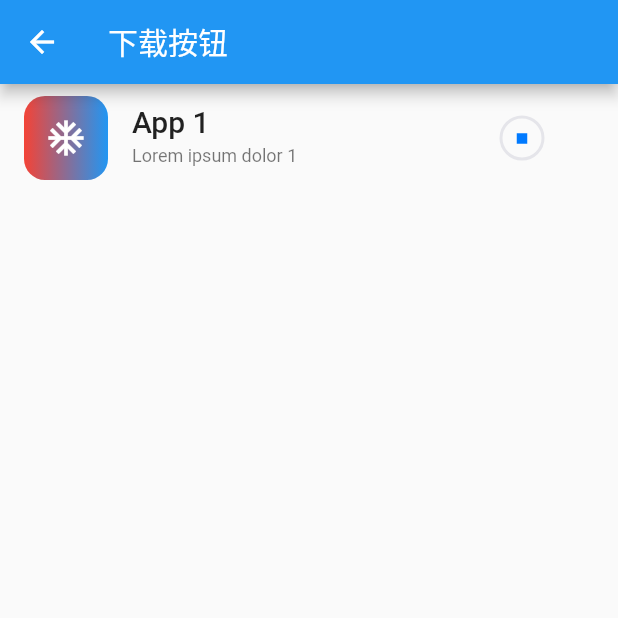
After one commit to QingYuanO/flutter-stu, a Flutter app: the DownloadButtonDemo screen opened directly, after a tap on "GET", on a phone screen of 412 x 824 dp, the top half of it. The commit adds this screen. Run offline on Flutter 3.47's test engine with Material 2 defaults, Android fonts, the phone set to English and light mode, and no system bars.

Commit message:
down-button

```diff
--- a/lib/main.dart
+++ b/lib/main.dart
@@ -1,6 +1,7 @@
 import 'package:flutter/material.dart';
 import 'package:flutter_application_1/components/introduce_list.dart';
 import 'package:flutter_application_1/pages/animations/index.dart';
+import 'package:flutter_application_1/pages/effects/index.dart';
 import 'package:flutter_application_1/pages/functional_components/Inherited.dart';
 import 'package:flutter_application_1/pages/layout_components/index.dart';
 import 'package:flutter_application_1/pages/page_list/index.dart';
@@ -72,6 +73,11 @@ class _MyHomePageState extends State<MyHomePage> {
       'subTitle': '动画效果',
       'router': AnimationComponentsPage(),
     },
+    {
+      'title': 'Effects',
+      'subTitle': '异步操作等副作用',
+      'router': EffectsPage(),
+    },
   ];
 
   @override
--- a/lib/pages/animations/index.dart
+++ b/lib/pages/animations/index.dart
@@ -2,6 +2,7 @@ import 'package:flutter/material.dart';
 import 'package:flutter_application_1/components/introduce_list.dart';
 import 'package:flutter_application_1/pages/animations/container_animations.dart';
 import 'package:flutter_application_1/pages/animations/fadein_fadeout_box.dart';
+import 'package:flutter_application_1/pages/animations/page_switch_aniamtion.dart';
 import 'package:flutter_application_1/pages/animations/physics_card_drag.dart';
 
 class AnimationComponentsPage extends StatelessWidget {
@@ -19,6 +20,10 @@ class AnimationComponentsPage extends StatelessWidget {
       'title': 'Widget 的物理模拟动画效果',
       'router': PhysicsCardDragPage(),
     },
+    {
+      'title': '为页面切换加入动画效果',
+      'router': PageA(),
+    },
   ];
   @override
   Widget build(BuildContext context) {
--- /dev/null
+++ b/lib/pages/animations/page_switch_aniamtion.dart
@@ -0,0 +1,54 @@
+import 'package:flutter/material.dart';
+
+class PageA extends StatelessWidget {
+  const PageA({Key key}) : super(key: key);
+
+  @override
+  Widget build(BuildContext context) {
+    return Scaffold(
+      appBar: AppBar(
+        title: Text("page A"),
+      ),
+      body: Center(
+        child: ElevatedButton(
+          child: Text("GO"),
+          onPressed: () {
+            Navigator.of(context).push(_createRoute());
+          },
+        ),
+      ),
+    );
+  }
+}
+
+Route _createRoute() {
+  return PageRouteBuilder(
+      pageBuilder: (context, animation, secondaryAnimation) => PageB(),
+      transitionsBuilder: (context, animation, secondaryAnimation, child) {
+        var begin = Offset(0, 1.0);
+        var end = Offset.zero;
+        var curve = Curves.ease;
+        var tween =
+            Tween(begin: begin, end: end).chain(CurveTween(curve: curve));
+        return SlideTransition(
+          position: animation.drive(tween),
+          child: child,
+        );
+      });
+}
+
+class PageB extends StatelessWidget {
+  const PageB({Key key}) : super(key: key);
+
+  @override
+  Widget build(BuildContext context) {
+    return Scaffold(
+      appBar: AppBar(
+        title: Text("page B"),
+      ),
+      body: Center(
+        child: Text('page B'),
+      ),
+    );
+  }
+}
--- /dev/null
+++ b/lib/pages/effects/download_button.dart
@@ -0,0 +1,355 @@
+import 'package:flutter/cupertino.dart';
+import 'package:flutter/material.dart';
+
+class DownloadButtonDemo extends StatefulWidget {
+  DownloadButtonDemo({Key key}) : super(key: key);
+
+  @override
+  _DownloadButtonDemoState createState() => _DownloadButtonDemoState();
+}
+
+class _DownloadButtonDemoState extends State<DownloadButtonDemo> {
+  DownloadController downloadController;
+
+  void _openDownload() {
+    ScaffoldMessenger.of(context).showSnackBar(
+      SnackBar(
+        content: Text('Open App 1'),
+      ),
+    );
+  }
+
+  @override
+  void initState() {
+    downloadController =
+        SimulatedDownloadController(onOpenDownload: _openDownload);
+    super.initState();
+  }
+
+  @override
+  Widget build(BuildContext context) {
+    final theme = Theme.of(context);
+    return Scaffold(
+      appBar: AppBar(
+        title: Text("下载按钮"),
+      ),
+      body: ListTile(
+        leading: const DemoAppIcon(),
+        title: Text(
+          'App 1',
+          overflow: TextOverflow.ellipsis,
+          style: theme.textTheme.headline6,
+        ),
+        subtitle: Text(
+          'Lorem ipsum dolor 1',
+          overflow: TextOverflow.ellipsis,
+          style: theme.textTheme.caption,
+        ),
+        trailing: SizedBox(
+          width: 96.0,
+          child: AnimatedBuilder(
+            animation: downloadController,
+            builder: (context, child) {
+              return DownloadButton(
+                status: downloadController.downloadStatus,
+                progress: downloadController.progress,
+                onDownload: downloadController.startDownload,
+                onCancel: downloadController.stopDownload,
+                onOpen: downloadController.openDownload,
+              );
+            },
+          ),
+        ),
+      ),
+    );
+  }
+}
+
+abstract class DownloadController implements ChangeNotifier {
+  DownloadStatus get downloadStatus;
+  double get progress;
+
+  void startDownload();
+  void stopDownload();
+  void openDownload();
+}
+
+//类似一个model类，管理了DownButton的所有状态，如果状态改变，调用notifyListeners通知ui更新
+class SimulatedDownloadController extends DownloadController
+    with ChangeNotifier {
+  SimulatedDownloadController({
+    DownloadStatus downloadStatus = DownloadStatus.notDownloaded,
+    double progress = 0.0,
+    @required VoidCallback onOpenDownload,
+  })  : _downloadStatus = downloadStatus,
+        _progress = progress,
+        _onOpenDownload = onOpenDownload;
+
+  DownloadStatus _downloadStatus;
+  @override
+  DownloadStatus get downloadStatus => _downloadStatus;
+
+  double _progress;
+  @override
+  double get progress => _progress;
+
+  final VoidCallback _onOpenDownload;
+
+  bool _isDownloading = false;
+
+  @override
+  void startDownload() {
+    if (downloadStatus == DownloadStatus.notDownloaded) {
+      _doSimulatedDownload();
+    }
+  }
+
+  @override
+  void stopDownload() {
+    if (_isDownloading) {
+      _isDownloading = false;
+      _downloadStatus = DownloadStatus.notDownloaded;
+      _progress = 0.0;
+      notifyListeners();
+    }
+  }
+
+  @override
+  void openDownload() {
+    if (downloadStatus == DownloadStatus.downloaded) {
+      _onOpenDownload();
+    }
+  }
+
+  Future<void> _doSimulatedDownload() async {
+    _isDownloading = true;
+    _downloadStatus = DownloadStatus.fetchingDownload;
+    notifyListeners();
+
+    // Wait a second to simulate fetch time.
+    await Future<void>.delayed(const Duration(seconds: 1));
+
+    // If the user chose to cancel the download, stop the simulation.
+    if (!_isDownloading) {
+      return;
+    }
+
+    // Shift to the downloading phase.
+    _downloadStatus = DownloadStatus.downloading;
+    notifyListeners();
+
+    const downloadProgressStops = [0.0, 0.15, 0.45, 0.80, 1.0];
+    for (final stop in downloadProgressStops) {
+      // Wait a second to simulate varying download speeds.
+      await Future<void>.delayed(const Duration(seconds: 1));
+
+      // If the user chose to cancel the download, stop the simulation.
+      if (!_isDownloading) {
+        return;
+      }
+
+      // Update the download progress.
+      _progress = stop;
+      notifyListeners();
+    }
+
+    // Wait a second to simulate a final delay.
+    await Future<void>.delayed(const Duration(seconds: 1));
+
+    // If the user chose to cancel the download, stop the simulation.
+    if (!_isDownloading) {
+      return;
+    }
+
+    // Shift to the downloaded state, completing the simulation.
+    _downloadStatus = DownloadStatus.downloaded;
+    _isDownloading = false;
+    notifyListeners();
+  }
+}
+
+@immutable
+class DemoAppIcon extends StatelessWidget {
+  const DemoAppIcon({Key key}) : super(key: key);
+
+  @override
+  Widget build(BuildContext context) {
+    /*AspectRatio作用于父控件，根据aspectRatio计算父控件的宽或者高，AspectRatio的子控件将填充满父控件，子控件的宽高无效。
+    强制子部件的宽度和高度具有给定的宽高比,可以父容器给定一个宽或者高，来换算另一个值*/
+    return const AspectRatio(
+      aspectRatio: 1.0,
+      child: FittedBox(
+        child: SizedBox(
+          width: 80.0,
+          height: 80.0,
+          child: DecoratedBox(
+            decoration: BoxDecoration(
+              gradient: LinearGradient(
+                colors: [Colors.red, Colors.blue],
+              ),
+              borderRadius: BorderRadius.all(Radius.circular(20.0)),
+            ),
+            child: Center(
+              child: Icon(
+                Icons.ac_unit,
+                color: Colors.white,
+                size: 40.0,
+              ),
+            ),
+          ),
+        ),
+      ),
+    );
+  }
+}
+
+enum DownloadStatus {
+  notDownloaded,
+  fetchingDownload,
+  downloading,
+  downloaded,
+}
+
+@immutable
+class DownloadButton extends StatefulWidget {
+  DownloadButton({
+    Key key,
+    this.transitionDuration = const Duration(microseconds: 500),
+    this.progress = 0.0,
+    @required this.status,
+    @required this.onDownload,
+    @required this.onCancel,
+    @required this.onOpen,
+  }) : super(key: key);
+
+  final DownloadStatus status;
+  final Duration transitionDuration;
+  final double progress;
+  final VoidCallback onDownload;
+  final VoidCallback onCancel;
+  final VoidCallback onOpen;
+  @override
+  _DownloadButtonState createState() => _DownloadButtonState();
+}
+
+class _DownloadButtonState extends State<DownloadButton> {
+  bool get _isDownloading => widget.status == DownloadStatus.downloading;
+
+  bool get _isFetching => widget.status == DownloadStatus.fetchingDownload;
+
+  bool get _isDownloaded => widget.status == DownloadStatus.downloaded;
+
+  void _onPressed() {
+    switch (widget.status) {
+      case DownloadStatus.notDownloaded:
+        widget.onDownload();
+        break;
+      case DownloadStatus.fetchingDownload:
+        // do nothing.
+        break;
+      case DownloadStatus.downloading:
+        widget.onCancel();
+        break;
+      case DownloadStatus.downloaded:
+        widget.onOpen();
+        break;
+    }
+  }
+
+  @override
+  Widget build(BuildContext context) {
+    return GestureDetector(
+      onTap: _onPressed,
+      child: Stack(
+        children: [
+          _buildButtonShape(
+            child: _buildText(),
+          ),
+          _buildDownloadingProgress(),
+        ],
+      ),
+    );
+  }
+
+  Widget _buildButtonShape({
+    @required Widget child,
+  }) {
+    return AnimatedContainer(
+      duration: widget.transitionDuration,
+      curve: Curves.ease,
+      width: double.infinity,
+      decoration: _isDownloading || _isFetching
+          ? ShapeDecoration(
+              shape: const CircleBorder(),
+              color: Colors.white.withOpacity(0.0),
+            )
+          : const ShapeDecoration(
+              shape: StadiumBorder(),
+              color: CupertinoColors.lightBackgroundGray,
+            ),
+      child: child,
+    );
+  }
+
+  Widget _buildText() {
+    final text = _isDownloaded ? 'OPEN' : 'GET';
+    final opacity = _isFetching || _isDownloading ? 0.0 : 1.0;
+    return Padding(
+      padding: EdgeInsets.symmetric(vertical: 6),
+      child: AnimatedOpacity(
+        opacity: opacity,
+        duration: widget.transitionDuration,
+        curve: Curves.ease,
+        child: Text(text,
+            textAlign: TextAlign.center,
+            style: Theme.of(context).textTheme.button?.copyWith(
+                  fontWeight: FontWeight.bold,
+                  color: CupertinoColors.activeBlue,
+                )),
+      ),
+    );
+  }
+
+  Widget _buildDownloadingProgress() {
+    return Positioned.fill(
+        child: AnimatedOpacity(
+      opacity: _isDownloading || _isFetching ? 1.0 : 0.0,
+      duration: widget.transitionDuration,
+      curve: Curves.ease,
+      child: Stack(
+        alignment: Alignment.center,
+        children: [
+          _buildProgressIndicator(),
+          if (_isDownloading)
+            const Icon(
+              Icons.stop,
+              size: 14.0,
+              color: CupertinoColors.activeBlue,
+            ),
+        ],
+      ),
+    ));
+  }
+
+  Widget _buildProgressIndicator() {
+    return AspectRatio(
+      aspectRatio: 1.0,
+      child: TweenAnimationBuilder<double>(
+        tween: Tween(begin: 0.0, end: widget.progress),
+        duration: const Duration(milliseconds: 200),
+        builder: (BuildContext context, double progress, Widget child) {
+          return CircularProgressIndicator(
+            backgroundColor: _isDownloading
+                ? CupertinoColors.lightBackgroundGray
+                : Colors.white.withOpacity(0.0),
+            valueColor: AlwaysStoppedAnimation(_isFetching
+                ? CupertinoColors.lightBackgroundGray
+                : CupertinoColors.activeBlue),
+            strokeWidth: 2.0,
+            value: _isFetching ? null : progress,
+          );
+        },
+      ),
+    );
+  }
+}
--- /dev/null
+++ b/lib/pages/effects/index.dart
@@ -0,0 +1,22 @@
+import 'package:flutter/material.dart';
+import 'package:flutter_application_1/components/introduce_list.dart';
+import 'package:flutter_application_1/pages/effects/download_button.dart';
+
+class EffectsPage extends StatelessWidget {
+  EffectsPage({Key key}) : super(key: key);
+  final options = <Map>[
+    {
+      'title': '创建一个下载按钮',
+      'router': DownloadButtonDemo(),
+    },
+  ];
+  @override
+  Widget build(BuildContext context) {
+    return Scaffold(
+      appBar: AppBar(
+        title: Text("Effects"),
+      ),
+      body: IntroduceListWidget(options: options),
+    );
+  }
+}
--- /dev/null
+++ b/lib/pages/effects/photo_filter_carousel.dart
@@ -0,0 +1,23 @@
+import 'package:flutter/material.dart';
+
+class FilterSelector extends StatefulWidget {
+  FilterSelector({Key key}) : super(key: key);
+
+  @override
+  _FilterSelectorState createState() => _FilterSelectorState();
+}
+
+class _FilterSelectorState extends State<FilterSelector> {
+  static const _filtersPerScreen = 5;
+  static const _viewportFractionPerItem = 1.0 / _filtersPerScreen;
+  @override
+  Widget build(BuildContext context) {
+    return LayoutBuilder(builder: (context, constraints) {
+      final itemSize = constraints.maxWidth * _viewportFractionPerItem;
+      return Stack(
+        alignment: Alignment.bottomCenter,
+        children: [],
+      );
+    });
+  }
+}
```
